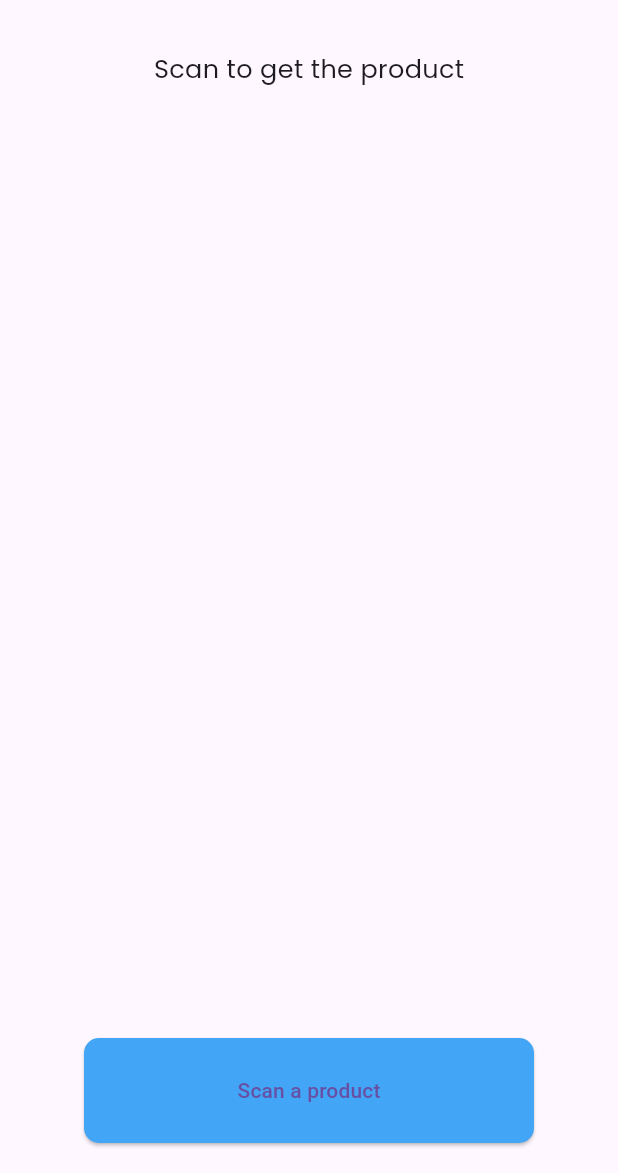
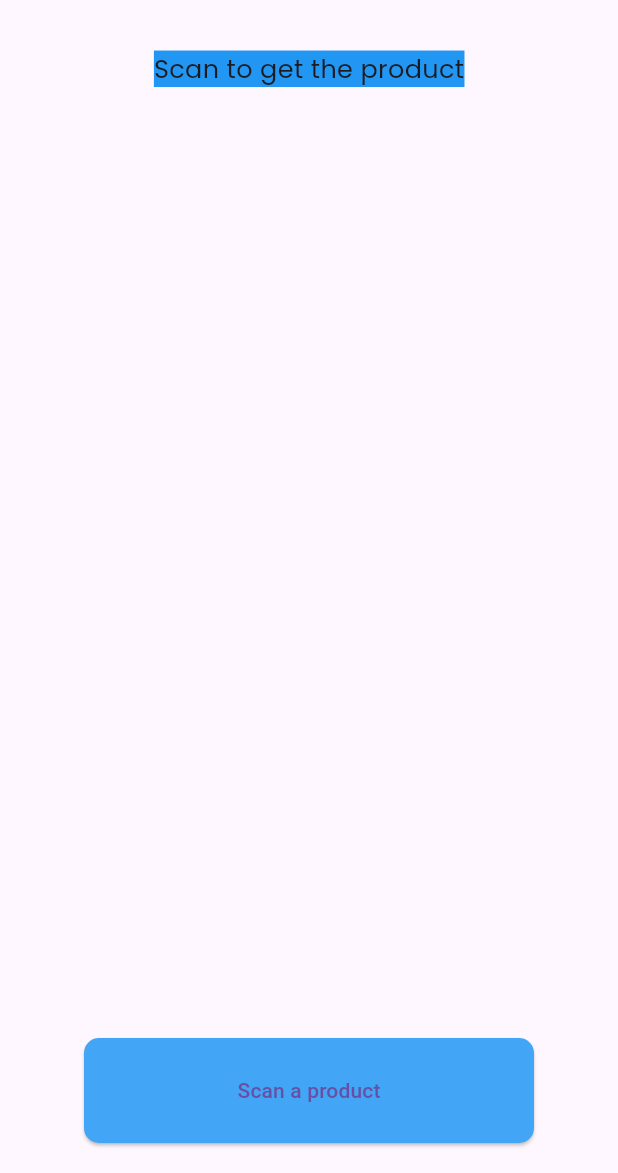
Before and after one commit to karim99169/kareem_app, a Flutter app: the screen it shows after launch, on a phone screen of 412 x 824 dp, the part 63-1236 px from its top. Run offline on Flutter 3.47's test engine with Material 3 defaults, Android fonts, the phone set to English and light mode, and no system bars; our stand-ins replace google_fonts; missing offline and left inert: simple_barcode_scanner.

Commit message:
changing the background color of 'Scan to get the product'

```diff
--- a/lib/super_home_page.dart
+++ b/lib/super_home_page.dart
@@ -69,7 +69,7 @@ Future<void> fetchData(String result) async {
 );
               }))):
 
-               Text('Scan to get the product',style: GoogleFonts.poppins(fontSize: 17),),
+               Text('Scan to get the product',style: GoogleFonts.poppins(fontSize: 17,backgroundColor: Colors.blue)),
 
 
               //Text(data[0]['title']),
```
